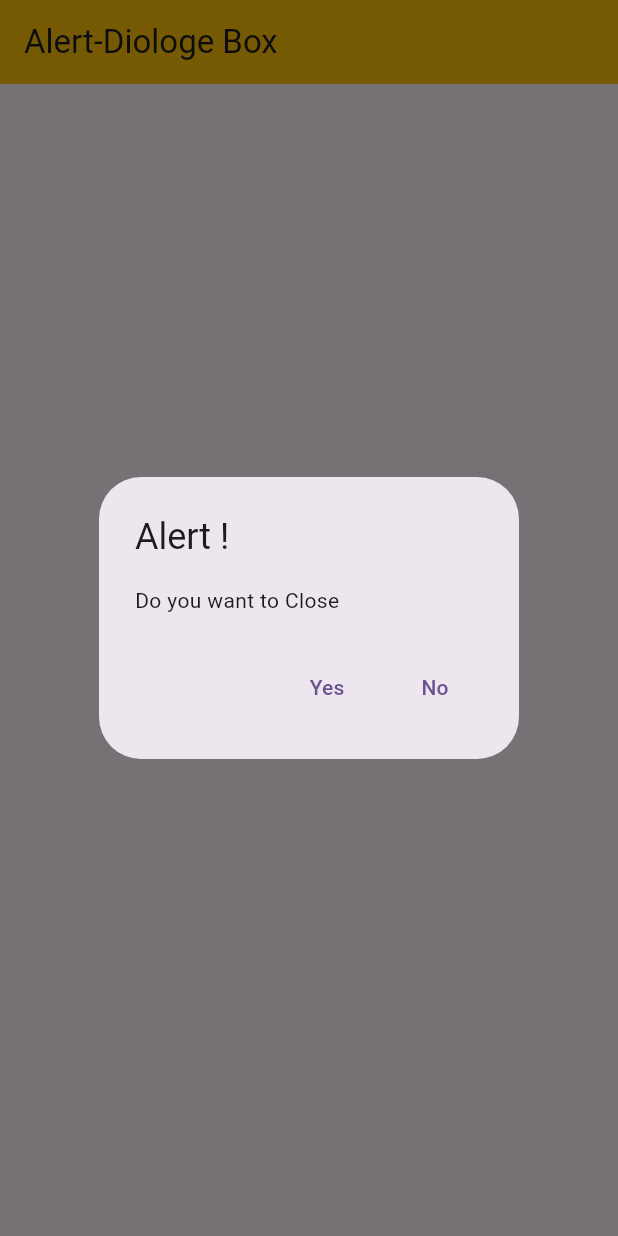
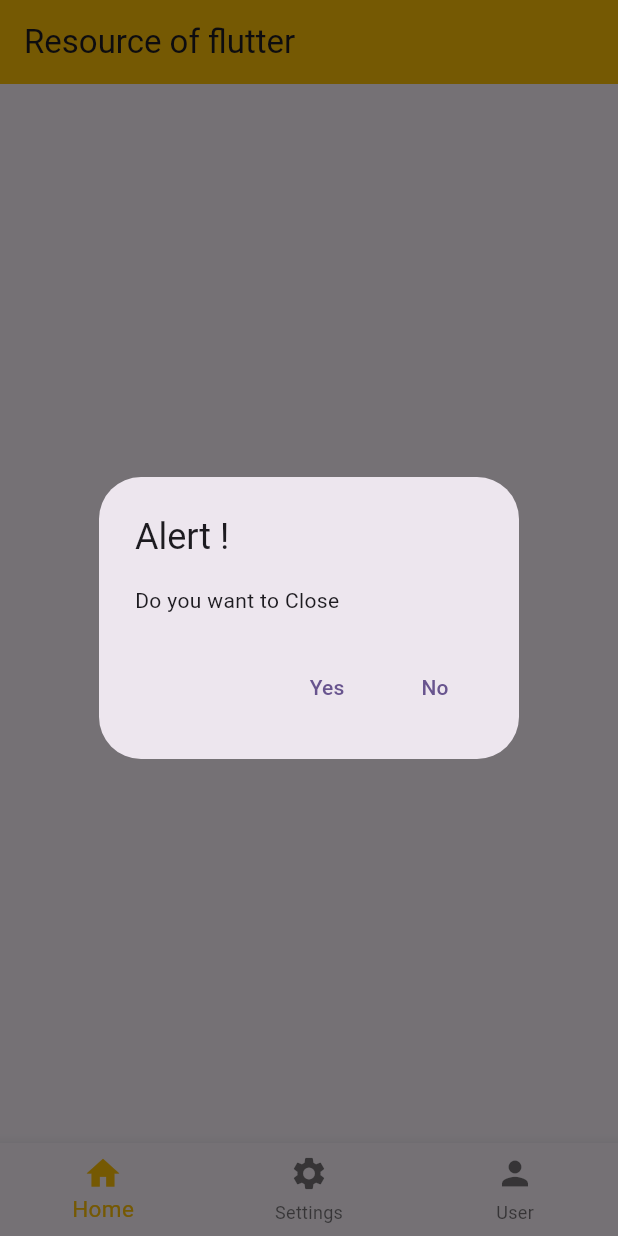
Before and after one commit to abdurrakibrafi/resource, a Flutter app: the screen it shows after launch, after a tap on "Click Me", on a phone screen of 412 x 824 dp. Run offline on Flutter 3.47's test engine with Material 2 defaults, Android fonts, the phone set to English and light mode, and no system bars.

Commit message:
Updated Code

```diff
--- /dev/null
+++ b/lib/bottomNavigation.dart
@@ -0,0 +1,36 @@
+import 'package:flutter/material.dart';
+
+class BottomNavigation extends StatefulWidget {
+  const BottomNavigation(
+      {super.key, required List<BottomNavigationBarItem> items,required this.currentIndex});
+
+      final Function currentIndex;
+
+  @override
+  State<BottomNavigation> createState() => _BottomNavigationState();
+}
+
+class _BottomNavigationState extends State<BottomNavigation> {
+  int index=0;
+  @override
+  Widget build(BuildContext context) {
+    return BottomNavigationBar(
+      currentIndex: index,
+      onTap: (int i){
+       setState(() {
+          index=i;
+          widget.currentIndex(i);
+       });
+      },
+      type: BottomNavigationBarType.fixed,
+      selectedItemColor: Colors.amber,
+      iconSize: 26,
+      selectedFontSize: 15,
+      unselectedFontSize: 12,
+      items: const [
+      BottomNavigationBarItem(icon: Icon(Icons.home), label: 'Home'),
+      BottomNavigationBarItem(icon: Icon(Icons.settings), label: 'Settings'),
+      BottomNavigationBarItem(icon: Icon(Icons.person), label: 'User')
+    ]);
+  }
+}
--- /dev/null
+++ b/lib/homepage.dart
@@ -0,0 +1,37 @@
+import 'package:flutter/material.dart';
+import 'package:flutter_res/bottomNavigation.dart';
+import 'package:flutter_res/routes.dart';
+
+class HomePage extends StatefulWidget {
+  const HomePage({super.key});
+
+  @override
+  State<HomePage> createState() => _HomePageState();
+}
+
+class _HomePageState extends State<HomePage> {
+
+  int index =0;
+  BottomNavigation ?myBNB;
+  @override
+
+  void initState() {
+    // TODO: implement initState
+    myBNB=BottomNavigation(currentIndex: (i){
+      setState(() {
+        index =i;
+      });
+    }, items: [],);
+    super.initState();
+  }
+  Widget build(BuildContext context) {
+    return Scaffold(
+      appBar: AppBar(
+        backgroundColor: Colors.amber,
+        title: Text("Resource of flutter"),
+      ),
+      bottomNavigationBar: myBNB,
+      body: Routes(index: index),
+    );
+  }
+}
--- a/lib/main.dart
+++ b/lib/main.dart
@@ -1,5 +1,5 @@
 import 'package:flutter/material.dart';
-import 'package:flutter_res/alertDialoge.dart';
+import 'package:flutter_res/homepage.dart';
 
 void main() {
   runApp(const MyApp());
@@ -32,7 +32,7 @@ class MyApp extends StatelessWidget {
         colorScheme: ColorScheme.fromSeed(seedColor: Colors.deepPurple),
         useMaterial3: true,
       ),
-      home: AlertDiologe(),
+      home: HomePage(),
     );
   }
 }
--- a/lib/alertDialoge.dart
+++ b/lib/page1.dart
@@ -37,10 +37,7 @@ class AlertDiologe extends StatelessWidget {
   @override
   Widget build(BuildContext context) {
     return Scaffold(
-      appBar: AppBar(
-        backgroundColor: Colors.amber,
-        title: Text('Alert-Diologe Box'),
-      ),
+
       body: Center(
         child: TextButton(
             style: ButtonStyle(
@@ -52,6 +49,8 @@ class AlertDiologe extends StatelessWidget {
             },
             child: Text('Click Me')),
       ),
+
     );
+
   }
 }
--- /dev/null
+++ b/lib/page2.dart
@@ -0,0 +1,19 @@
+import 'package:flutter/material.dart';
+
+class PageTwo extends StatefulWidget {
+  const PageTwo({super.key});
+
+  @override
+  State<PageTwo> createState() => _PageTwoState();
+}
+
+class _PageTwoState extends State<PageTwo> {
+  @override
+  Widget build(BuildContext context) {
+    return  Scaffold(
+      body: Center(
+        child: Text('Page 2'),
+      ),
+    );
+  }
+}
--- /dev/null
+++ b/lib/page3.dart
@@ -0,0 +1,19 @@
+import 'package:flutter/material.dart';
+
+class PageThree extends StatefulWidget {
+  const PageThree({super.key});
+
+  @override
+  State<PageThree> createState() => _PageThreeState();
+}
+
+class _PageThreeState extends State<PageThree> {
+  @override
+  Widget build(BuildContext context) {
+    return Scaffold(
+      body: Center(
+        child: Text('Page 3'),
+      ),
+    );
+  }
+}
--- /dev/null
+++ b/lib/routes.dart
@@ -0,0 +1,20 @@
+import 'package:flutter/material.dart';
+import 'package:flutter_res/page1.dart';
+import 'package:flutter_res/page2.dart';
+import 'package:flutter_res/page3.dart';
+
+class Routes extends StatelessWidget {
+  const Routes({super.key,required this.index});
+    final int index;
+
+  @override
+  Widget build(BuildContext context) {
+    List<Widget> myList=[
+      const AlertDiologe(),
+      const PageTwo(),
+      const PageThree(),
+    ];
+
+    return myList[index];
+  }
+}
```
